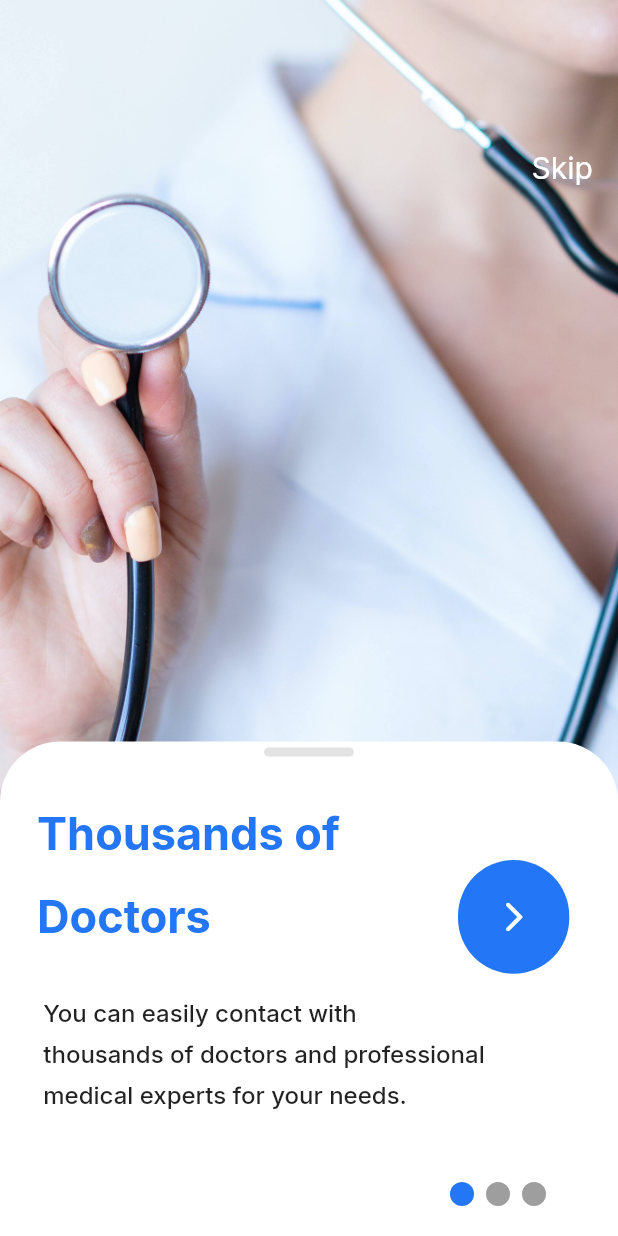
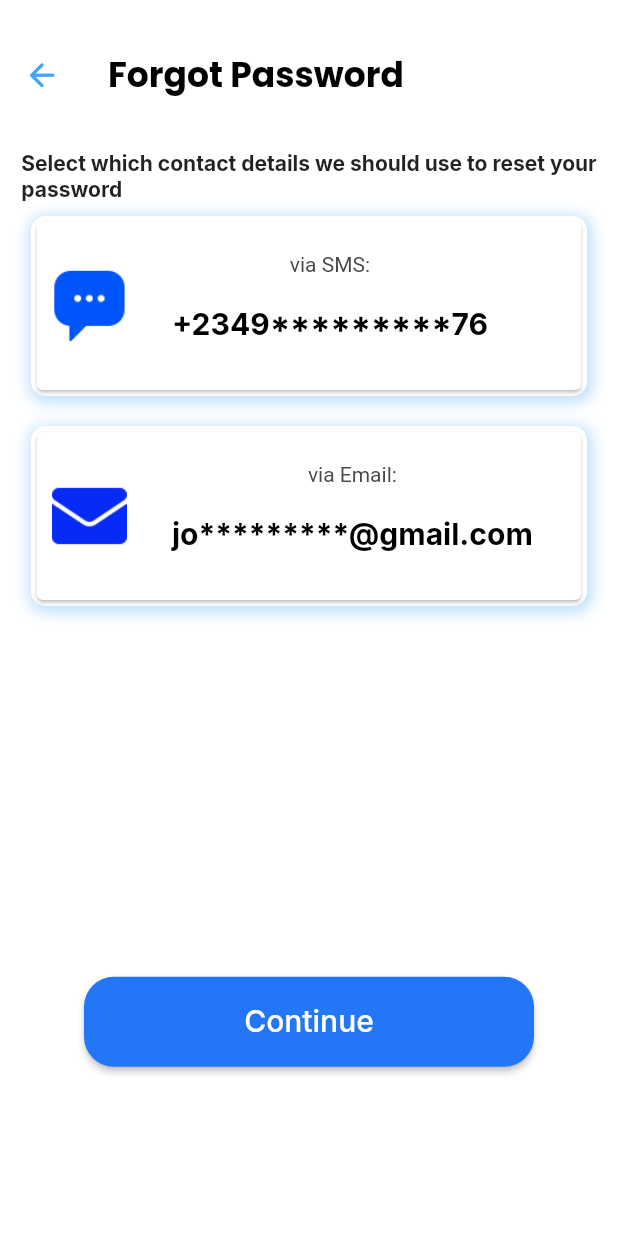
Before and after one commit to akintewe/Health-Haven, a Flutter app: the screen it shows after launch, on a phone screen of 412 x 824 dp. Run offline on Flutter 3.47's test engine with Material 2 defaults, Android fonts, the phone set to English and light mode, and no system bars; drawn by our look-alikes of smooth_page_indicator; our stand-ins replace go_router, google_fonts, lottie.

Commit message:
created new forgot password screen

```diff
--- /dev/null
+++ b/lib/app/modules/forgot_password/views/forgot_password.dart
@@ -0,0 +1,214 @@
+import 'package:cancer_chat/core/theme/colors.dart';
+import 'package:cancer_chat/core/theme/text_style.dart';
+import 'package:flutter/material.dart';
+import 'package:flutter/src/widgets/container.dart';
+import 'package:flutter/src/widgets/framework.dart';
+import 'package:google_fonts/google_fonts.dart';
+
+class ForgotPassword extends StatefulWidget {
+  const ForgotPassword({super.key});
+
+  @override
+  State<ForgotPassword> createState() => _ForgotPasswordState();
+}
+
+class _ForgotPasswordState extends State<ForgotPassword> {
+  bool isSelected = false;
+  bool isSelected2 = false;
+  @override
+  Widget build(BuildContext context) {
+    return Scaffold(
+      appBar: AppBar(
+        toolbarHeight: 100,
+        backgroundColor: Colors.white,
+        elevation: 0,
+        leading: IconButton(
+            onPressed: () {},
+            icon: Icon(
+              Icons.arrow_back_rounded,
+              color: AppColors.primary400,
+              size: 25,
+            )),
+        title: Text(
+          'Forgot Password',
+          style: GoogleFonts.poppins(
+              color: Colors.black, fontWeight: FontWeight.bold, fontSize: 23),
+        ),
+      ),
+      body: Column(
+        children: [
+          Row(
+            mainAxisAlignment: MainAxisAlignment.center,
+            children: [
+              Text(
+                'Select which contact details we should use to reset your\npassword',
+                style: TextStyle(fontWeight: FontWeight.w700, fontSize: 14),
+              )
+            ],
+          ),
+          SizedBox(
+            height: 10,
+          ),
+          GestureDetector(
+            onTap: () {
+              isSelected = !isSelected;
+              setState(() {});
+            },
+            child: Container(
+              height: 120,
+              width: MediaQuery.of(context).size.width * 0.9,
+              decoration: BoxDecoration(
+                  color: Colors.white,
+                  borderRadius: BorderRadius.circular(10),
+                  boxShadow: [
+                    BoxShadow(
+                        color: AppColors.primary100,
+                        spreadRadius: 2,
+                        blurRadius: 8,
+                        offset: Offset(1.0, 2.0))
+                  ],
+                  border: isSelected
+                      ? Border.all(
+                          color: AppColors.primary,
+                          width: 3,
+                        )
+                      : null),
+              child: Card(
+                color: Colors.white,
+                child: Row(
+                  children: [
+                    SizedBox(
+                      width: 10,
+                    ),
+                    SizedBox(
+                      height: 50,
+                      child: Image.asset(
+                        'assets/icons/chat (1).png',
+                      ),
+                    ),
+                    SizedBox(
+                      width: 30,
+                    ),
+                    Column(
+                      children: [
+                        SizedBox(
+                          height: 20,
+                        ),
+                        Text(
+                          'via SMS:',
+                          style: GoogleFonts.b612(
+                              color: AppColors.grey50,
+                              fontWeight: FontWeight.w400),
+                        ),
+                        SizedBox(
+                          height: 20,
+                        ),
+                        Text(
+                          '+2349*********76',
+                          style: TextStyle(
+                              color: Colors.black,
+                              fontWeight: FontWeight.bold,
+                              fontSize: 20),
+                        )
+                      ],
+                    ),
+                  ],
+                ),
+              ),
+            ),
+          ),
+          SizedBox(
+            height: 20,
+          ),
+          GestureDetector(
+            onTap: () {
+              isSelected2 = !isSelected2;
+              setState(() {});
+            },
+            child: Container(
+              height: 120,
+              width: MediaQuery.of(context).size.width * 0.9,
+              decoration: BoxDecoration(
+                  color: Colors.white,
+                  borderRadius: BorderRadius.circular(10),
+                  boxShadow: [
+                    BoxShadow(
+                        color: AppColors.primary100,
+                        spreadRadius: 2,
+                        blurRadius: 8,
+                        offset: Offset(1.0, 2.0))
+                  ],
+                  border: isSelected2
+                      ? Border.all(
+                          color: AppColors.primary,
+                          width: 3,
+                        )
+                      : null),
+              child: Card(
+                color: Colors.white,
+                child: Row(
+                  children: [
+                    SizedBox(
+                      width: 10,
+                    ),
+                    SizedBox(
+                      height: 50,
+                      child: Image.asset(
+                        'assets/icons/email.png',
+                      ),
+                    ),
+                    SizedBox(
+                      width: 30,
+                    ),
+                    Column(
+                      children: [
+                        SizedBox(
+                          height: 20,
+                        ),
+                        Text(
+                          'via Email:',
+                          style: GoogleFonts.b612(
+                              color: AppColors.grey50,
+                              fontWeight: FontWeight.w400),
+                        ),
+                        SizedBox(
+                          height: 20,
+                        ),
+                        Text(
+                          'jo*********@gmail.com',
+                          style: TextStyle(
+                              color: Colors.black,
+                              fontWeight: FontWeight.bold,
+                              fontSize: 20),
+                        )
+                      ],
+                    ),
+                  ],
+                ),
+              ),
+            ),
+          ),
+          SizedBox(
+            height: MediaQuery.of(context).size.height * 0.3,
+          ),
+          SizedBox(
+            height: 60,
+            width: 300,
+            child: ElevatedButton(
+                style: ElevatedButton.styleFrom(
+                    shape: RoundedRectangleBorder(
+                  borderRadius: BorderRadius.circular(20),
+                )),
+                onPressed: () {},
+                child: Center(
+                  child: Text(
+                    'Continue',
+                    style: TextStyle(fontSize: 20),
+                  ),
+                )),
+          ),
+        ],
+      ),
+    );
+  }
+}
--- a/lib/routes/app_router.dart
+++ b/lib/routes/app_router.dart
@@ -1,4 +1,5 @@
 import 'package:cancer_chat/app/modules/emptypage.dart';
+import 'package:cancer_chat/app/modules/forgot_password/views/forgot_password.dart';
 import 'package:cancer_chat/app/modules/homepage.dart/views/dashboard.dart';
 import 'package:cancer_chat/app/modules/introduction_page/controller/page_controller.dart';
 import 'package:cancer_chat/app/modules/introduction_page/views/introduction_page.dart';
@@ -33,7 +34,7 @@ abstract class AppRouter {
 }
 
 final GoRouter _router =
-    GoRouter(initialLocation: _AppRoutePaths.introduction, routes: [
+    GoRouter(initialLocation: _AppRoutePaths.forgotPassword, routes: [
   ShellRoute(
       navigatorKey: _shellNavigatorKey,
       builder: (context, state, child) {
@@ -76,5 +77,11 @@ final GoRouter _router =
       state: state,
       child: const SignIn(),
     ),
+  ),
+  GoRoute(
+    path: _AppRoutePaths.forgotPassword,
+    name: Routes.forgotPassword,
+    pageBuilder: (context, state) => buildPageWithDefaultTransition(
+        context: context, state: state, child: const ForgotPassword()),
   )
 ]);
--- a/lib/routes/app_routes.dart
+++ b/lib/routes/app_routes.dart
@@ -16,4 +16,5 @@ abstract class Routes {
   static const String introPage = 'Intro Page';
   static const String emptyPage = 'Empty Page';
   static const String introduction = 'Introduction';
+
 }
```
Also changed, not shown: assets/icons/chat (1).png (added), assets/icons/email.png (added), lib/app/modules/forgot_password/views/input_pin.dart (added).
